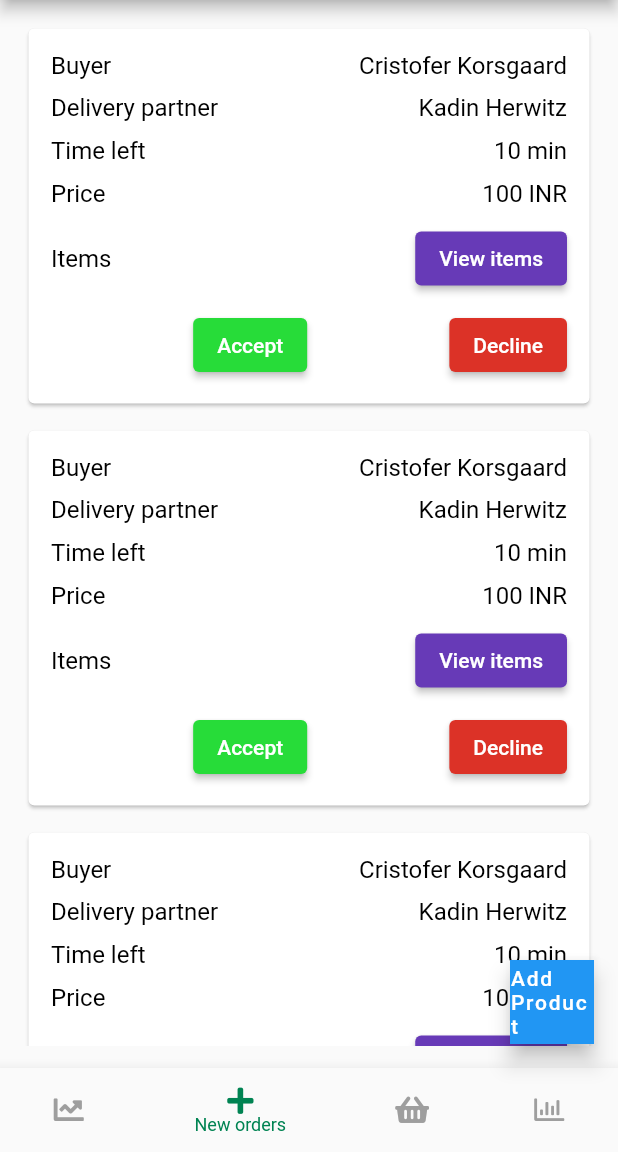
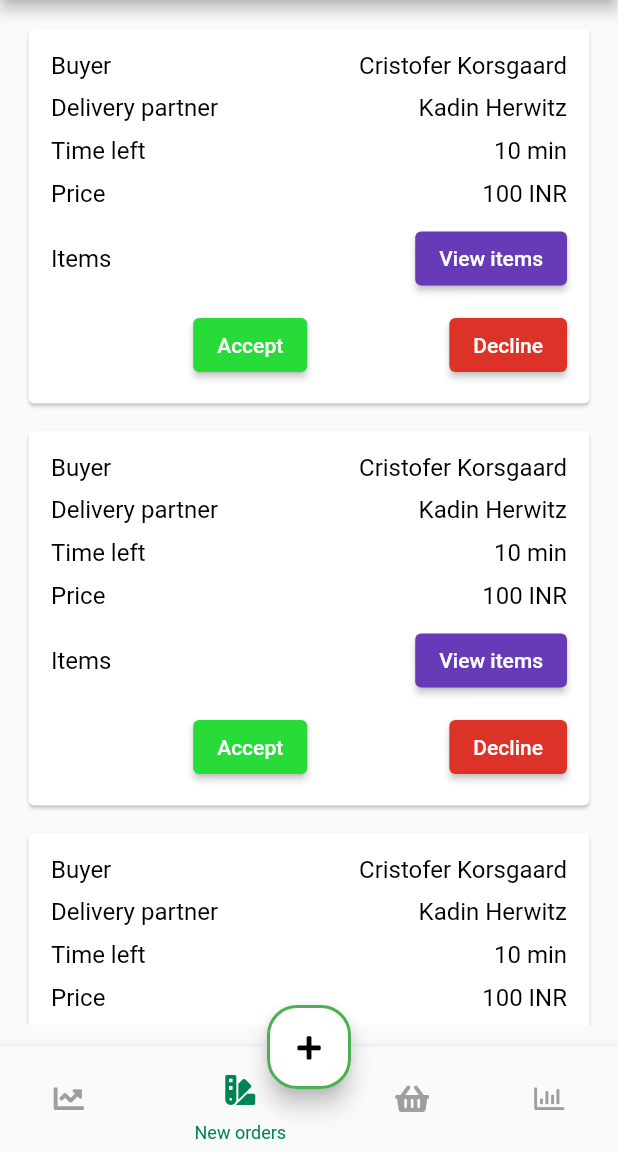
Before and after one commit to renjithrm/shop_owner_app, a Flutter app: the screen it shows after launch, item 2 of the bottom bar chosen, on a phone screen of 412 x 824 dp, the part 84-1236 px from its top. Run offline on Flutter 3.47's test engine with Material 2 defaults, Android fonts, the phone set to English and light mode, and no system bars; our stand-ins replace font_awesome_flutter, get, google_fonts.

Commit message:
add product ui

```diff
--- a/lib/controller/controller.dart
+++ b/lib/controller/controller.dart
@@ -2,4 +2,5 @@ import 'package:get/get.dart';
 
 class Controller extends GetxController {
   int index = 0;
+  String value = "";
 }
--- a/lib/main.dart
+++ b/lib/main.dart
@@ -1,6 +1,5 @@
 import 'package:flutter/material.dart';
-import 'package:showp_owner_app/view/authentication/login_screen.dart';
-import 'package:showp_owner_app/view/authentication/signin_screen.dart';
+import 'package:get/get_navigation/src/root/get_material_app.dart';
 import 'package:showp_owner_app/view/home_screen.dart';
 
 void main() {
@@ -13,7 +12,7 @@ class MyApp extends StatelessWidget {
   // This widget is the root of your application.
   @override
   Widget build(BuildContext context) {
-    return MaterialApp(
+    return GetMaterialApp(
       debugShowCheckedModeBanner: false,
       title: 'Flutter Demo',
       theme: ThemeData(
--- a/lib/view/authentication/login_screen.dart
+++ b/lib/view/authentication/login_screen.dart
@@ -34,10 +34,12 @@ class LoginScreen extends StatelessWidget {
             forms(
               "Store name",
               storeName,
+              (value) => null,
             ),
             forms(
               "Password",
               password,
+              (value) => null,
             ),
             columDiv(20),
             submitButton(
--- a/lib/view/home_screen.dart
+++ b/lib/view/home_screen.dart
@@ -1,11 +1,13 @@
-// ignore_for_file: prefer_const_constructors
+// ignore_for_file: prefer_const_constructors, unrelated_type_equality_checks
 
 import 'package:flutter/material.dart';
+import 'package:font_awesome_flutter/font_awesome_flutter.dart';
 import 'package:get/get.dart';
 import 'package:showp_owner_app/controller/controller.dart';
 
 import 'package:showp_owner_app/helpers/const.dart';
 import 'package:showp_owner_app/view/screens/add_product.dart';
+import 'package:showp_owner_app/view/screens/add_prouct_details.dart';
 import 'package:showp_owner_app/view/screens/dashboard.dart';
 import 'package:showp_owner_app/view/screens/new_order_screen.dart';
 import 'package:showp_owner_app/view/screens/report.dart';
@@ -40,12 +42,21 @@ class HomeScreen extends StatelessWidget {
             return BottomNavBar();
           }),
       floatingActionButton: FloatingActionButton(
-        onPressed: () {},
-        child: Container(
-          child: Text("Add Product"),
+        child: FaIcon(
+          FontAwesomeIcons.plus,
+          color: Colors.black,
+          size: 18,
         ),
-        shape: RoundedRectangleBorder(),
+        onPressed: () async {
+          await Get.to(AddProductDetails());
+        },
+        shape: RoundedRectangleBorder(
+          side: BorderSide(width: 2, color: Colors.green),
+          borderRadius: BorderRadius.circular(20),
+        ),
+        backgroundColor: Colors.white,
       ),
+      floatingActionButtonLocation: FloatingActionButtonLocation.centerDocked,
     );
   }
 }
--- a/lib/view/screens/add_product.dart
+++ b/lib/view/screens/add_product.dart
@@ -12,7 +12,7 @@ class ProductScreen extends StatelessWidget {
       child: ListView.separated(
           itemBuilder: (context, index) => const AddProductCard(),
           separatorBuilder: (context, index) => columDiv(10),
-          itemCount: 10),
+          itemCount: 3),
     );
   }
 }
--- a/lib/view/widgets/bottom_navbar.dart
+++ b/lib/view/widgets/bottom_navbar.dart
@@ -29,23 +29,35 @@ class BottomNavBar extends StatelessWidget {
         currentIndex: _controller.index,
         items: [
           BottomNavigationBarItem(
-              icon: FaIcon(
-                FontAwesomeIcons.chartLine,
+              icon: Padding(
+                padding: const EdgeInsets.all(12),
+                child: FaIcon(
+                  FontAwesomeIcons.chartLine,
+                ),
               ),
               label: "Dashboard"),
           BottomNavigationBarItem(
-              icon: FaIcon(
-                FontAwesomeIcons.plus,
+              icon: Padding(
+                padding: const EdgeInsets.all(12),
+                child: FaIcon(
+                  FontAwesomeIcons.swatchbook,
+                ),
               ),
               label: "New orders"),
           BottomNavigationBarItem(
-              icon: FaIcon(
-                FontAwesomeIcons.shoppingBasket,
+              icon: Padding(
+                padding: const EdgeInsets.all(12),
+                child: FaIcon(
+                  FontAwesomeIcons.shoppingBasket,
+                ),
               ),
               label: "products"),
           BottomNavigationBarItem(
-              icon: FaIcon(
-                FontAwesomeIcons.chartBar,
+              icon: Padding(
+                padding: const EdgeInsets.all(12),
+                child: FaIcon(
+                  FontAwesomeIcons.chartBar,
+                ),
               ),
               label: "report"),
         ]);
```
Also changed, not shown: lib/helpers/const.dart (+6 -1 lines), lib/view/authentication/signin_screen.dart (+45 -9 lines), lib/view/screens/add_prouct_details.dart (added, +151 -0 lines).
